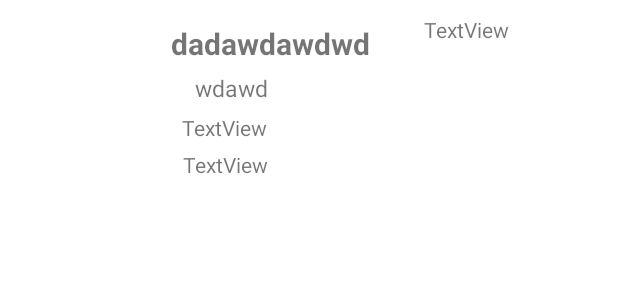
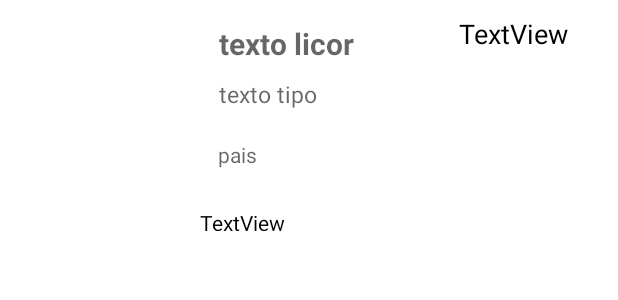
Before and after one commit to Javier190/RepasoRecyclerGrupal, an Android app: the layout lista_licores.xml on its own in the app's theme, with its tools: preview values and no code run, on a phone screen of 412 x 824 dp. Shown: the top 300 px of the screen. Run offline under Robolectric (Android 15) with nearby library versions, the phone set to English and light mode, and no system bars.

```diff
--- a/app/src/main/java/com/example/repasorecyclergrupal/Licor.kt
+++ b/app/src/main/java/com/example/repasorecyclergrupal/Licor.kt
@@ -2,6 +2,7 @@ package com.example.repasorecyclergrupal
 
 import com.google.gson.annotations.SerializedName
 
+//no requerida para el programa porque es para recibir info por internet
 
 data class Licor(@SerializedName("status") var status:String,
                  @SerializedName("data") var data:List<Producto>,
--- a/app/src/main/res/layout/lista_licores.xml
+++ b/app/src/main/res/layout/lista_licores.xml
@@ -2,14 +2,14 @@
 <RelativeLayout xmlns:android="http://schemas.android.com/apk/res/android"
     xmlns:tools="http://schemas.android.com/tools"
     android:orientation="vertical"
-    android:layout_width="match_parent"
-    android:layout_height="wrap_content"
+    android:layout_width="400dp"
+    android:layout_height="150dp"
     android:layout_margin="10dp">
 
     <ImageView
         android:id="@+id/image_licor"
-        android:layout_width="100dp"
-        android:layout_height="105dp"
+        android:layout_width="106dp"
+        android:layout_height="match_parent"
         android:layout_marginEnd="10dp"
         android:layout_marginRight="10dp"
         android:scaleType="centerCrop" />
@@ -20,53 +20,63 @@
         android:layout_height="wrap_content"
         android:layout_alignParentTop="true"
         android:layout_marginTop="5dp"
-        android:layout_marginEnd="36dp"
+        android:layout_marginEnd="70dp"
         android:layout_toStartOf="@+id/tv_precio"
         android:layout_toEndOf="@+id/ivAvatar"
         android:layout_toRightOf="@+id/ivAvatar"
+        android:hint="texto licor"
+        android:textColor="@color/black"
         android:textSize="20sp"
-        android:textStyle="bold"
-        tools:text="dadawdawdwd" />
+        android:textStyle="bold" />
 
     <TextView
         android:id="@+id/tv_tipo"
-        android:layout_width="wrap_content"
+        android:layout_width="110dp"
         android:layout_height="wrap_content"
         android:layout_below="@+id/tv_nombre"
-        android:layout_marginStart="10dp"
-        android:layout_marginTop="5dp"
+        android:layout_marginStart="20dp"
+        android:layout_marginTop="9dp"
         android:layout_toEndOf="@+id/image_licor"
         android:layout_toRightOf="@+id/ivAvatar"
+        android:textColor="@color/black"
         android:textSize="15sp"
         tools:ignore="UnknownId"
-        tools:text="wdawd" />
+        android:hint="texto tipo" />
 
     <TextView
         android:id="@+id/tv_pais"
-        android:layout_width="wrap_content"
-        android:layout_height="wrap_content"
+        android:layout_width="87dp"
+        android:layout_height="30dp"
         android:layout_below="@+id/tv_tipo"
         android:layout_alignParentEnd="true"
-        android:layout_marginTop="6dp"
-        android:layout_marginEnd="224dp"
-        android:text="TextView" />
+        android:layout_marginStart="19dp"
+        android:layout_marginTop="20dp"
+        android:layout_marginEnd="188dp"
+        android:layout_toEndOf="@+id/image_licor"
+        android:hint="pais"
+        android:textColor="@color/black" />
 
     <TextView
         android:id="@+id/tv_formato"
-        android:layout_width="wrap_content"
-        android:layout_height="wrap_content"
+        android:layout_width="101dp"
+        android:layout_height="23dp"
         android:layout_below="@+id/tv_pais"
         android:layout_alignParentEnd="true"
-        android:layout_marginTop="5dp"
-        android:layout_marginEnd="223dp"
-        android:text="TextView" />
+        android:layout_alignParentBottom="true"
+        android:layout_marginTop="15dp"
+        android:layout_marginEnd="175dp"
+        android:layout_marginBottom="6dp"
+        android:text="TextView"
+        android:textColor="@color/black" />
 
     <TextView
         android:id="@+id/tv_precio"
         android:layout_width="88dp"
         android:layout_height="36dp"
         android:layout_alignParentEnd="true"
-        android:layout_marginEnd="31dp"
-        android:text="TextView" />
+        android:layout_marginEnd="16dp"
+        android:text="TextView"
+        android:textColor="@color/black"
+        android:textSize="18dp" />
 
 </RelativeLayout>
```
Also changed, not shown: app/src/main/java/com/example/repasorecyclergrupal/MainActivity.kt (+24 -23 lines), app/src/main/java/com/example/repasorecyclergrupal/Producto.kt (+8 -8 lines), app/src/main/java/com/example/repasorecyclergrupal/RecyclerAdapter.kt (+6 -7 lines), 1 other file.
